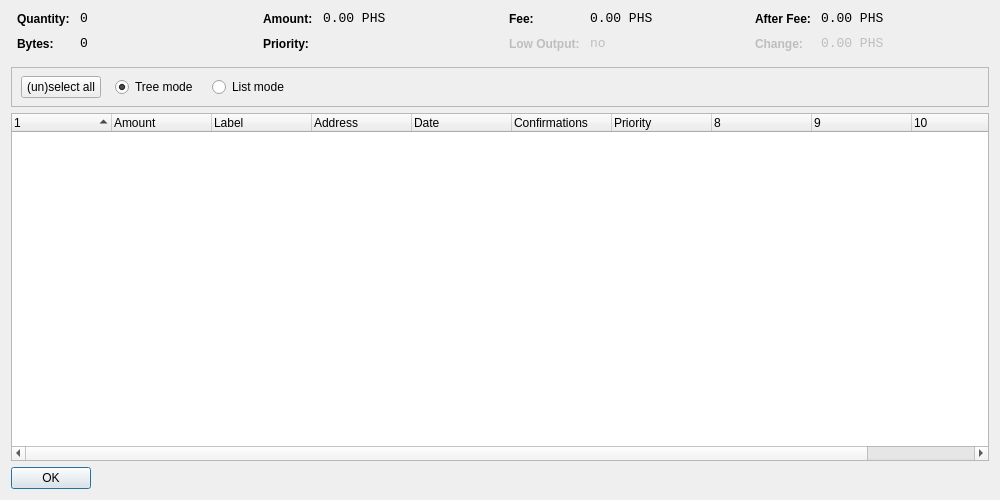
Qt form src/qt/forms/coincontroldialog.ui (philosopherstonecoin/philosopherstone) before a commit.
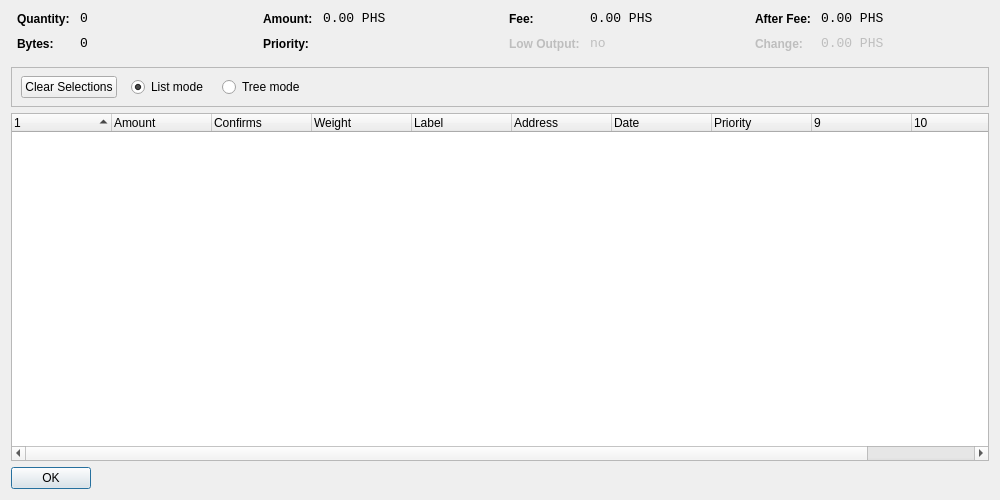
The same form after that commit. Custom widgets are drawn as their Qt base class.

Commit message: Add weight to coin control

```diff
--- a/src/qt/forms/coincontroldialog.ui
+++ b/src/qt/forms/coincontroldialog.ui
@@ -392,23 +392,7 @@
           </sizepolicy>
          </property>
          <property name="text">
-          <string>(un)select all</string>
-         </property>
-        </widget>
-       </item>
-       <item>
-        <widget class="QRadioButton" name="radioTreeMode">
-         <property name="sizePolicy">
-          <sizepolicy hsizetype="Maximum" vsizetype="Fixed">
-           <horstretch>0</horstretch>
-           <verstretch>0</verstretch>
-          </sizepolicy>
-         </property>
-         <property name="text">
-          <string>Tree mode</string>
-         </property>
-         <property name="checked">
-          <bool>true</bool>
+          <string>Clear Selections</string>
          </property>
         </widget>
        </item>
@@ -423,6 +407,22 @@
          <property name="text">
           <string>List mode</string>
          </property>
+         <property name="checked">
+          <bool>true</bool>
+         </property>
+        </widget>
+       </item>
+       <item>
+        <widget class="QRadioButton" name="radioTreeMode">
+         <property name="sizePolicy">
+          <sizepolicy hsizetype="Maximum" vsizetype="Fixed">
+           <horstretch>0</horstretch>
+           <verstretch>0</verstretch>
+          </sizepolicy>
+         </property>
+         <property name="text">
+          <string>Tree mode</string>
+         </property>
         </widget>
        </item>
        <item>
@@ -471,7 +471,20 @@
      </column>
      <column>
       <property name="text">
-       <string>Label</string>
+       <string>Confirms</string>
+	   </property>
+	   <property name="toolTip">
+		<string>Confirmed</string>
+      </property>
+     </column>
+     <column>
+      <property name="text">
+       <string>Weight</string>
+      </property>
+     </column>
+     <column>
+      <property name="text">
+       <string notr="true">Label</string>
       </property>
      </column>
      <column>
@@ -479,19 +492,11 @@
        <string>Address</string>
       </property>
      </column>
-     <column>
+	 <column>
       <property name="text">
        <string>Date</string>
       </property>
      </column>
-     <column>
-      <property name="text">
-       <string>Confirmations</string>
-      </property>
-      <property name="toolTip">
-       <string>Confirmed</string>
-      </property>
-     </column>
      <column>
       <property name="text">
        <string>Priority</string>
```
The commit also changes 8 other files.
